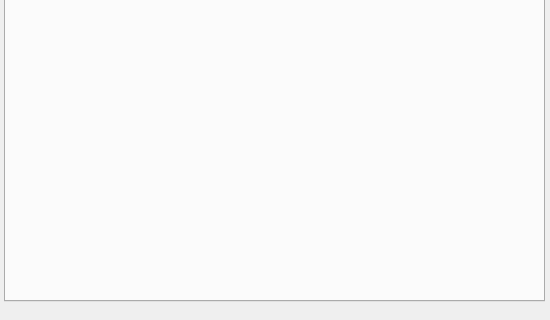
Old version of the form mainwindow.ui in the repository TheCalpolMan/flight-rising-breeding-tracker; both pictures show x 0 to 550 and y 267 to 587 of the 550 by 587 pixel window.
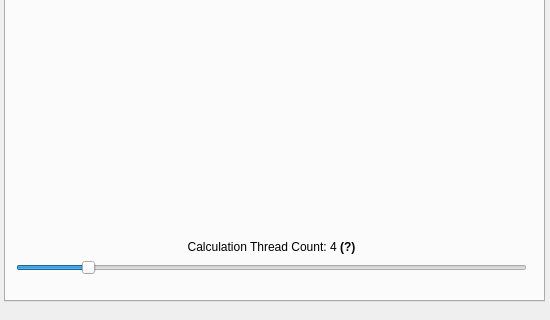
New version of the form. Icons and pictures are not drawn. Custom widgets are drawn as their Qt base class.

Commit message: made results bold themselves \& added the UI bits for multithreading breeding tree calculations

Diff of the .ui file:
```diff
--- a/mainwindow.ui
+++ b/mainwindow.ui
@@ -1875,6 +1875,44 @@
        <string>Calculate</string>
       </property>
      </widget>
+     <widget class="QSlider" name="threadcounthorizontalSlider">
+      <property name="geometry">
+       <rect>
+        <x>10</x>
+        <y>480</y>
+        <width>511</width>
+        <height>22</height>
+       </rect>
+      </property>
+      <property name="minimum">
+       <number>1</number>
+      </property>
+      <property name="maximum">
+       <number>24</number>
+      </property>
+      <property name="value">
+       <number>4</number>
+      </property>
+      <property name="sliderPosition">
+       <number>4</number>
+      </property>
+      <property name="orientation">
+       <enum>Qt::Orientation::Horizontal</enum>
+      </property>
+     </widget>
+     <widget class="QLabel" name="threadcountlabel">
+      <property name="geometry">
+       <rect>
+        <x>10</x>
+        <y>460</y>
+        <width>511</width>
+        <height>20</height>
+       </rect>
+      </property>
+      <property name="text">
+       <string>&lt;html&gt;&lt;head/&gt;&lt;body&gt;&lt;p align=&quot;center&quot;&gt;Calculation Thread Count: 4 &lt;span style=&quot; font-weight:700;&quot;&gt;(?)&lt;/span&gt;&lt;/p&gt;&lt;/body&gt;&lt;/html&gt;</string>
+      </property>
+     </widget>
     </widget>
    </widget>
   </widget>
```
The commit also changes 4 other files.
